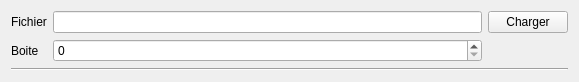
Before: the Qt Designer form UdooManager/ChannelEditor.ui in packadal/boiteselectriques-Manager, drawn with Qt 5.
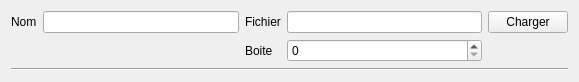
After: the same form once the commit is applied.

```diff
--- a/UdooManager/ChannelEditor.ui
+++ b/UdooManager/ChannelEditor.ui
@@ -16,33 +16,43 @@
   <layout class="QVBoxLayout" name="verticalLayout">
    <item>
     <layout class="QGridLayout" name="gridLayout_2">
-     <item row="0" column="1">
-      <widget class="QLineEdit" name="lineEdit"/>
+     <item row="0" column="3">
+      <widget class="QLineEdit" name="filename"/>
      </item>
-     <item row="0" column="0">
+     <item row="0" column="2">
       <widget class="QLabel" name="label">
        <property name="text">
         <string>Fichier</string>
        </property>
       </widget>
      </item>
-     <item row="2" column="0">
+     <item row="2" column="2">
       <widget class="QLabel" name="label_2">
        <property name="text">
         <string>Boite</string>
        </property>
       </widget>
      </item>
-     <item row="2" column="1">
+     <item row="2" column="3">
       <widget class="QSpinBox" name="spinBox"/>
      </item>
-     <item row="0" column="2">
+     <item row="0" column="4">
       <widget class="QPushButton" name="pushButton">
        <property name="text">
         <string>Charger</string>
        </property>
       </widget>
      </item>
+     <item row="0" column="0">
+      <widget class="QLabel" name="label_3">
+       <property name="text">
+        <string>Nom</string>
+       </property>
+      </widget>
+     </item>
+     <item row="0" column="1">
+      <widget class="QLineEdit" name="name"/>
+     </item>
     </layout>
    </item>
    <item>
```
Left out of the diff: 44 changed lines with no effect on the pictures.
